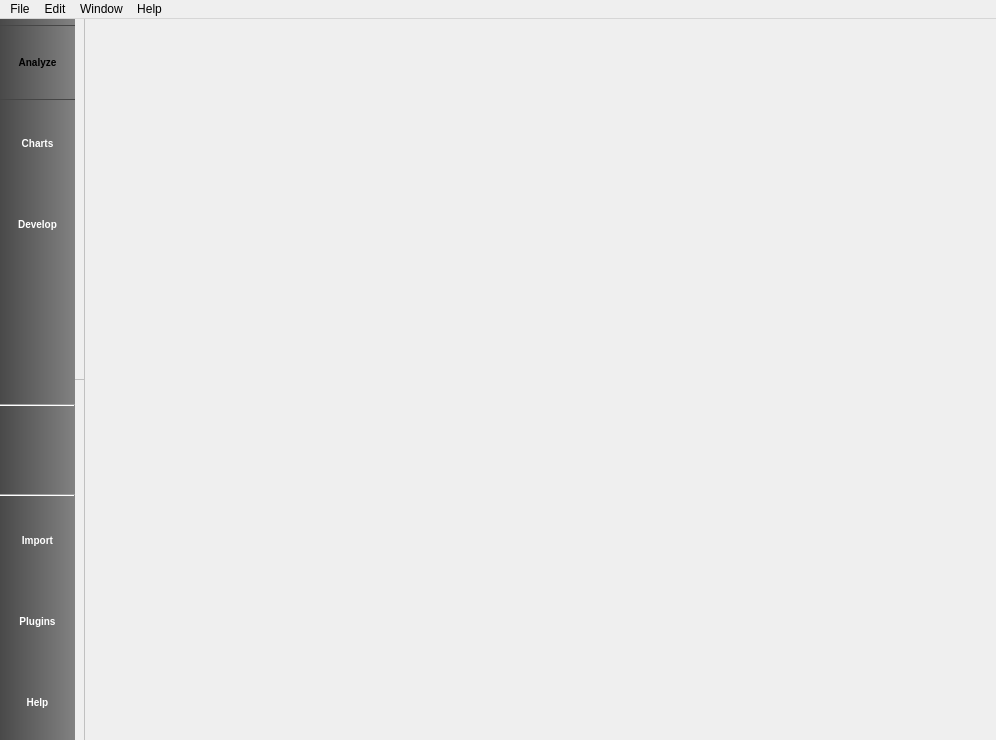
Old version of the form plugins/perspective/GraphPerspective/designer/GraphPerspectiveMainWindow.ui in the repository vadivelselvaraj/TulipGLImprovement.
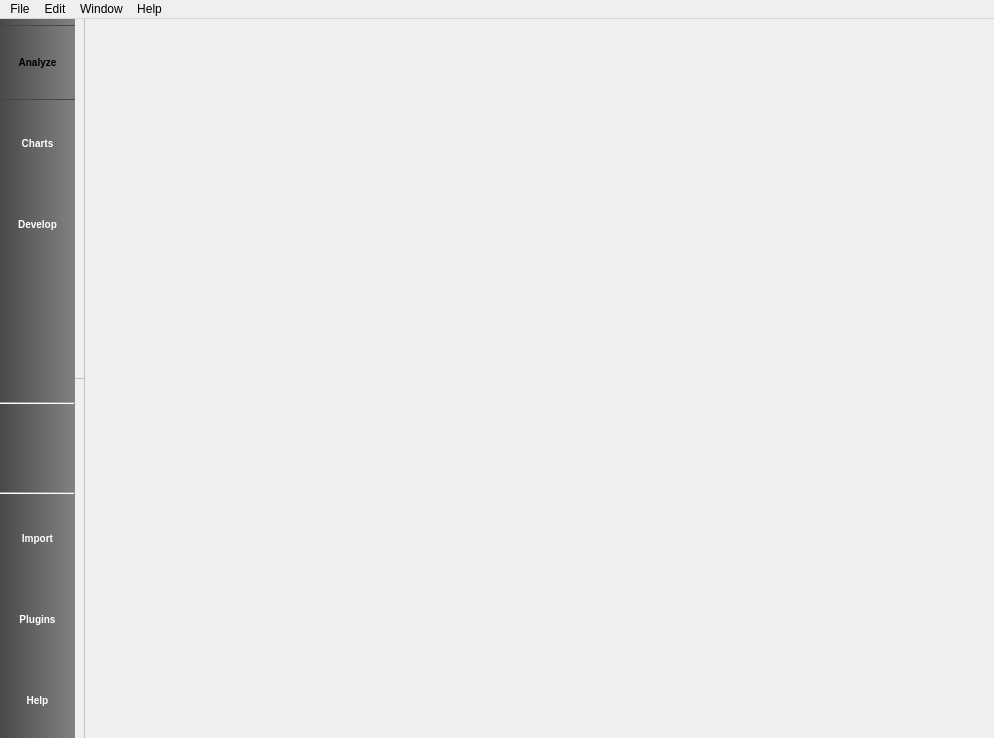
New version of the form. Icons and pictures are not drawn. Custom widgets are drawn as their Qt base class.

Commit message: First tries on Graph hierarchies editor widget

Patch:
```diff
--- a/plugins/perspective/GraphPerspective/designer/GraphPerspectiveMainWindow.ui
+++ b/plugins/perspective/GraphPerspective/designer/GraphPerspectiveMainWindow.ui
@@ -6,8 +6,8 @@
    <rect>
     <x>0</x>
     <y>0</y>
-    <width>996</width>
-    <height>740</height>
+    <width>994</width>
+    <height>738</height>
    </rect>
   </property>
   <property name="sizePolicy">
@@ -584,7 +584,7 @@
     <rect>
      <x>0</x>
      <y>0</y>
-     <width>996</width>
+     <width>994</width>
      <height>22</height>
     </rect>
    </property>
```
The commit also changes 7 other files.
